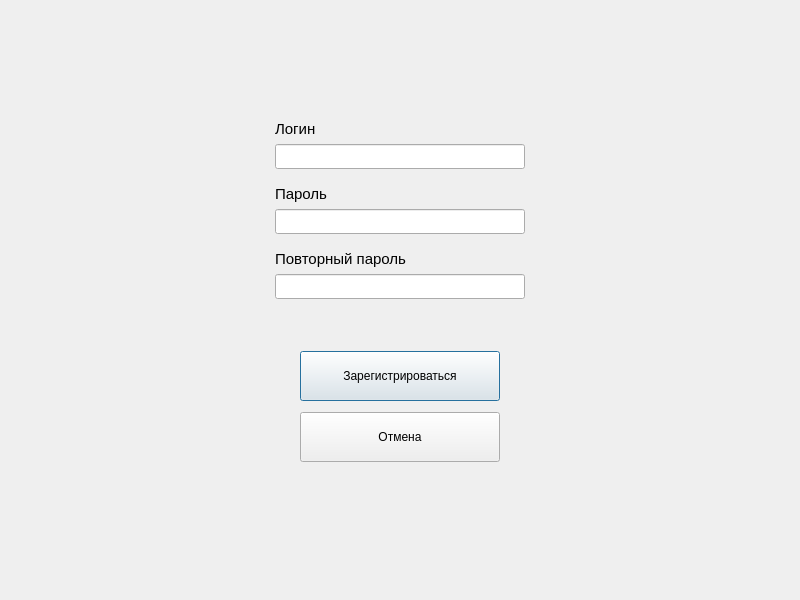
Qt form registerwindow.ui (icspero/3-semester-CourseWork_Client) before a commit.
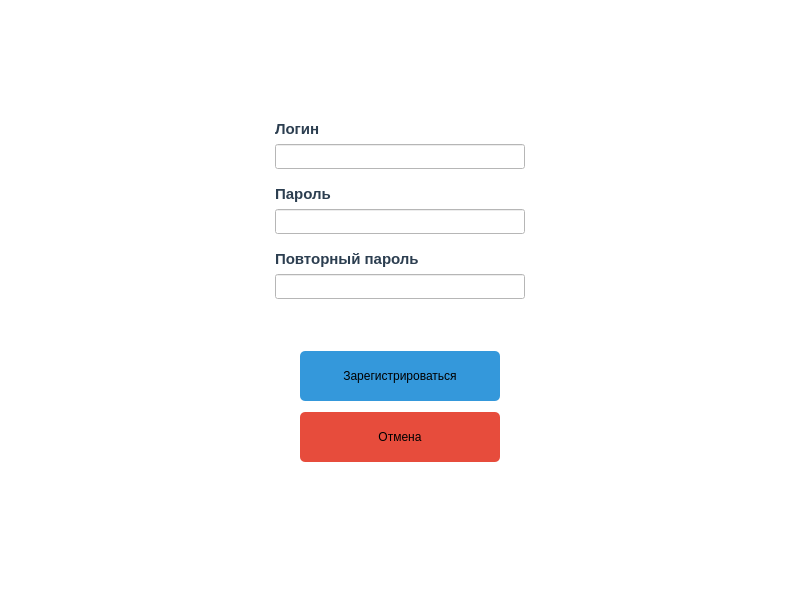
The same form after that commit.

The edit to the form file:
```diff
--- a/registerwindow.ui
+++ b/registerwindow.ui
@@ -13,6 +13,9 @@
   <property name="windowTitle">
    <string>Регистрация</string>
   </property>
+  <property name="styleSheet">
+   <string notr="true">background-color: #ffffff;</string>
+  </property>
   <layout class="QVBoxLayout" name="verticalLayout">
    <item>
     <spacer name="verticalSpacer_4">
@@ -38,8 +41,13 @@
         <property name="font">
          <font>
           <pointsize>11</pointsize>
+          <bold>true</bold>
          </font>
         </property>
+        <property name="styleSheet">
+         <string notr="true">color: #2c3e50;
+font-weight: bold;</string>
+        </property>
         <property name="text">
          <string>Логин</string>
         </property>
@@ -79,8 +87,13 @@
         <property name="font">
          <font>
           <pointsize>11</pointsize>
+          <bold>true</bold>
          </font>
         </property>
+        <property name="styleSheet">
+         <string notr="true">color: #2c3e50;
+font-weight: bold;</string>
+        </property>
         <property name="text">
          <string>Пароль</string>
         </property>
@@ -123,8 +136,13 @@
         <property name="font">
          <font>
           <pointsize>11</pointsize>
+          <bold>true</bold>
          </font>
         </property>
+        <property name="styleSheet">
+         <string notr="true">color: #2c3e50;
+font-weight: bold;</string>
+        </property>
         <property name="text">
          <string>Повторный пароль</string>
         </property>
@@ -182,6 +200,16 @@
           <height>50</height>
          </size>
         </property>
+        <property name="styleSheet">
+         <string notr="true">QPushButton {
+    background-color: #3498db; 
+    color: black;           
+    border-radius: 5px;
+}
+QPushButton:hover {
+    background-color: #2980b9;
+}</string>
+        </property>
         <property name="text">
          <string>Зарегистрироваться</string>
         </property>
@@ -208,6 +236,16 @@
           <height>50</height>
          </size>
         </property>
+        <property name="styleSheet">
+         <string notr="true">QPushButton {
+    background-color: #e74c3c; 
+    color: black;               
+    border-radius: 5px;      
+}
+QPushButton:hover {
+    background-color: #c0392b; 
+}</string>
+        </property>
         <property name="text">
          <string>Отмена</string>
         </property>
```
Left out of the diff: 9 changed lines with no effect on the pictures.
